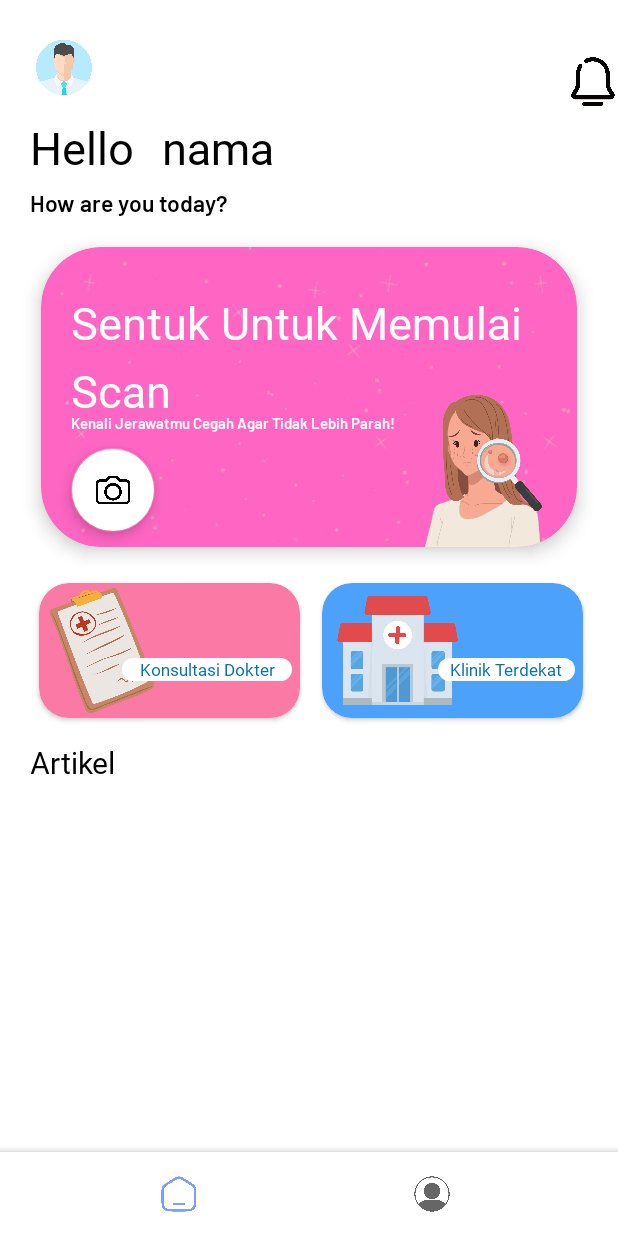
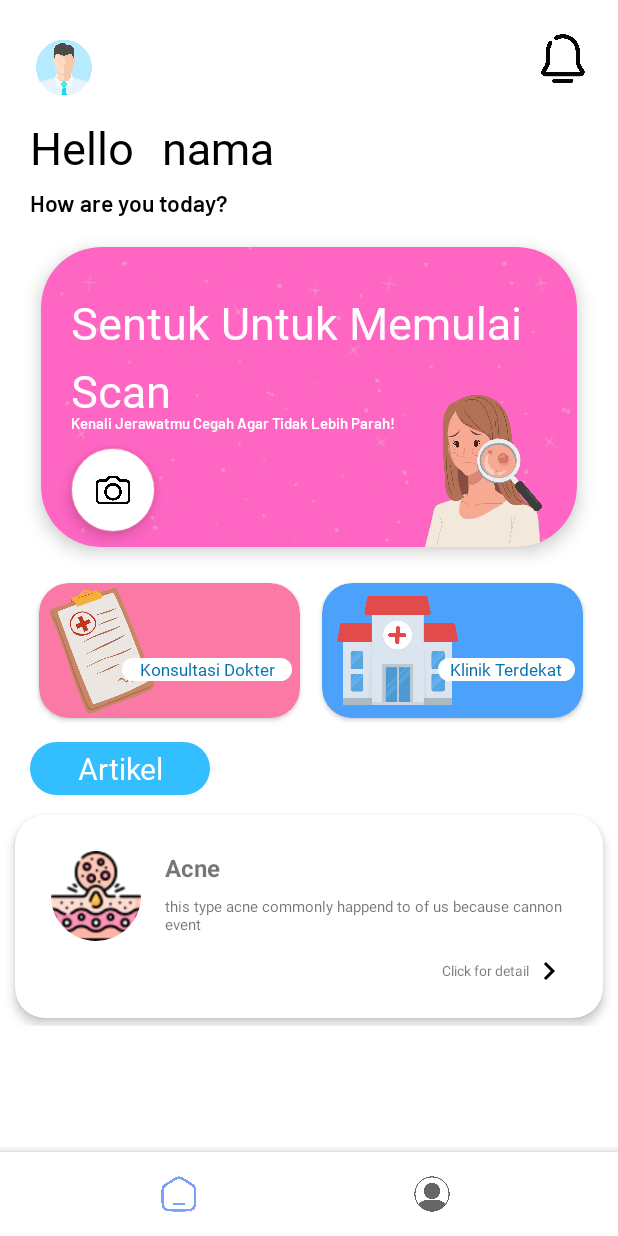
Before and after one commit to AhmadFadhlur/NewFaceUp, an Android app: the HomePage screen opened through its navigation route, on a phone screen of 412 x 824 dp. Run offline under Robolectric (Android 15) with nearby library versions, the phone set to English and light mode, and no system bars; our stand-ins replace CircleImageView, navigation-ui; 1 statement that could not run was skipped.

Commit message:
fix homepage

```diff
--- a/app/src/main/java/com/example/faceup/ui/detail/DetailFragment.kt
+++ b/app/src/main/java/com/example/faceup/ui/detail/DetailFragment.kt
@@ -202,14 +202,13 @@ class DetailFragment : Fragment() {
         when(flag){
             1 -> {
                 checkCameraPermission()
-                Toast.makeText(requireContext(),"Flag sama dengan $flag", Toast.LENGTH_SHORT).show()
+
             }
             2 ->{
                 startGallery()
-                Toast.makeText(requireContext(),"Flag sama dengan $flag", Toast.LENGTH_SHORT).show()
+
             }
             else -> {
-                Toast.makeText(requireContext(),"Flag sama dengan $flag", Toast.LENGTH_SHORT).show()
             }
         }
 
--- a/app/src/main/java/com/example/faceup/ui/homepage/HomePage.kt
+++ b/app/src/main/java/com/example/faceup/ui/homepage/HomePage.kt
@@ -7,6 +7,7 @@ import android.os.Bundle
 import android.util.Log
 import android.view.*
 import android.widget.Button
+import androidx.activity.OnBackPressedCallback
 import androidx.fragment.app.Fragment
 import androidx.navigation.fragment.findNavController
 import androidx.navigation.fragment.navArgs
@@ -14,6 +15,7 @@ import androidx.recyclerview.widget.LinearLayoutManager
 import com.example.faceup.R
 import com.example.faceup.databinding.FragmentHomePageBinding
 import com.example.faceup.ui.bottomsheet.product.adapter.ProductAdapter
+import com.example.faceup.ui.homepage.adapter.HomeAdapter
 import com.example.faceup.ui.profile.ProfileFragment
 import com.example.faceup.utils.Product
 import com.google.android.material.bottomappbar.BottomAppBar
@@ -40,16 +42,17 @@ class HomePage : Fragment() {
         super.onViewCreated(view, savedInstanceState)
         val nama = navArgs.name.toString()
         binding.tvName.text = nama
+        onBackPressed()
         setBottomNav()
-        moveToDetail ()
+        moveToDetail()
+        setRvProduct()
 
     }
-
 
     private fun getProductItem() : ArrayList<Product>{
         val namaProduct = "Acne"
         val description = "this type acne commonly happend to of us because cannon event"
-        val gambar = R.drawable.crew
+        val gambar = R.drawable.acne_example
         val listProduct = ArrayList<Product>()
 
         for (i in 0..10){
@@ -64,7 +67,7 @@ class HomePage : Fragment() {
     private fun setRvProduct (){
         list.addAll(getProductItem())
         binding.rvArticle.layoutManager = LinearLayoutManager(requireContext(), LinearLayoutManager.HORIZONTAL, false)
-        val adapter= ProductAdapter(list)
+        val adapter= HomeAdapter(list)
         binding.rvArticle.adapter = adapter
     }
 
@@ -95,5 +98,13 @@ class HomePage : Fragment() {
         val floatButton = activity?.findViewById<FloatingActionButton>(R.id.fab_buttonCamera)
         floatButton?.visibility = View.INVISIBLE
     }
+    private fun onBackPressed() {
+
+        requireActivity().onBackPressedDispatcher.addCallback(viewLifecycleOwner, object : OnBackPressedCallback(true) {
+            override fun handleOnBackPressed() {
+                requireActivity().finish()
+            }
+        })
+    }
 
 }
--- a/app/src/main/java/com/example/faceup/ui/homepage/adapter/HomeAdapter.kt
+++ b/app/src/main/java/com/example/faceup/ui/homepage/adapter/HomeAdapter.kt
@@ -1,24 +1,37 @@
 package com.example.faceup.ui.homepage.adapter
 
+import android.view.LayoutInflater
+import android.view.View
 import android.view.ViewGroup
+import android.widget.ImageView
+import android.widget.TextView
 import androidx.recyclerview.widget.RecyclerView
+import com.example.faceup.R
 import com.example.faceup.ui.bottomsheet.product.adapter.ProductAdapter
 import com.example.faceup.utils.Article
 import com.example.faceup.utils.Product
 
-class HomeAdapter(private val listArticle: ArrayList<Article>) : RecyclerView.Adapter<ProductAdapter.ListViewHolder>(){
-    override fun onCreateViewHolder(
-        parent: ViewGroup,
-        viewType: Int
-    ): ProductAdapter.ListViewHolder {
-        TODO("Not yet implemented")
+class HomeAdapter(private val listproduct: ArrayList<Product>) : RecyclerView.Adapter<HomeAdapter.ListViewHolder>() {
+
+    class ListViewHolder(itemView: View) : RecyclerView.ViewHolder(itemView) {
+
+        val imgPhoto: ImageView = itemView.findViewById(R.id.img_artikel)
+        val tvName: TextView = itemView.findViewById(R.id.tv_artikel_tipe_jerawat)
+        val tvDescription: TextView = itemView.findViewById(R.id.tv_artikel_Desc)
     }
 
-    override fun onBindViewHolder(holder: ProductAdapter.ListViewHolder, position: Int) {
-        TODO("Not yet implemented")
+    override fun onCreateViewHolder(parent: ViewGroup, viewType: Int): ListViewHolder {
+        val view: View = LayoutInflater.from(parent.context).inflate(R.layout.list_artikel, parent, false)
+        return ListViewHolder(view)
     }
 
-    override fun getItemCount(): Int {
-        TODO("Not yet implemented")
+    override fun onBindViewHolder(holder: ListViewHolder, position: Int) {
+        val (name, description, photo) = listproduct[position]
+        holder.imgPhoto.setImageResource(photo)
+        holder.tvName.text = name
+        holder.tvDescription.text = description
+
     }
+
+    override fun getItemCount(): Int = listproduct.size
 }
--- /dev/null
+++ b/app/src/main/res/drawable/baseline_keyboard_arrow_right_24.xml
@@ -0,0 +1,5 @@
+<vector android:autoMirrored="true" android:height="24dp"
+    android:tint="#000000" android:viewportHeight="24"
+    android:viewportWidth="24" android:width="24dp" xmlns:android="http://schemas.android.com/apk/res/android">
+    <path android:fillColor="@android:color/white" android:pathData="M8.59,16.59L13.17,12 8.59,7.41 10,6l6,6 -6,6 -1.41,-1.41z"/>
+</vector>
--- a/app/src/main/res/layout/fragment_home_page.xml
+++ b/app/src/main/res/layout/fragment_home_page.xml
@@ -13,7 +13,8 @@
         <ImageView
             android:layout_width="33dp"
             android:layout_height="38dp"
-            android:layout_marginTop="35dp"
+            android:layout_marginTop="20dp"
+            android:layout_marginEnd="20dp"
             android:src="@drawable/notificon"
             app:layout_constraintEnd_toEndOf="parent"
             app:layout_constraintTop_toTopOf="parent" />
@@ -204,13 +205,15 @@
 
         <TextView
             android:id="@+id/tv_artikel"
-            android:layout_width="wrap_content"
-            android:layout_height="wrap_content"
+            android:layout_width="120dp"
+            android:layout_height="35dp"
             android:layout_marginStart="20dp"
             android:layout_marginTop="16dp"
             android:fontFamily="@font/codec"
             android:text="Artikel"
-            android:textColor="@color/black"
+            android:gravity="center"
+            android:background="@drawable/rounded_texview"
+            android:textColor="@color/white"
             android:textSize="20sp"
             app:layout_constraintStart_toStartOf="parent"
             app:layout_constraintTop_toBottomOf="@id/cvKonsul" />
@@ -219,13 +222,13 @@
             android:id="@+id/rv_article"
             android:layout_width="match_parent"
             android:layout_height="wrap_content"
+            android:layout_marginTop="8dp"
+            android:orientation="horizontal"
+            app:layout_constraintEnd_toEndOf="parent"
+            app:layout_constraintStart_toStartOf="parent"
             app:layout_constraintTop_toBottomOf="@id/tv_artikel"
-                app:layout_constraintStart_toStartOf="parent"
-                app:layout_constraintEnd_toEndOf="parent"
             tools:layoutManager="androidx.recyclerview.widget.LinearLayoutManager"
-                android:orientation="horizontal"
-                tools:listitem="@layout/list_artikel"
-                />
+            tools:listitem="@layout/list_artikel" />
 
 
 
--- a/app/src/main/res/layout/fragment_login.xml
+++ b/app/src/main/res/layout/fragment_login.xml
@@ -174,7 +174,7 @@
         app:layout_constraintStart_toEndOf="@+id/tv_dont_ha" />
 
     <ProgressBar
-        android:id="@+id/pb_login"
+        android:id="@+id/progrebarr_login"
         style="?android:attr/progressBarStyle"
         android:layout_width="wrap_content"
         android:layout_height="wrap_content"
--- a/app/src/main/res/layout/list_artikel.xml
+++ b/app/src/main/res/layout/list_artikel.xml
@@ -18,11 +18,11 @@
 
     <androidx.constraintlayout.widget.ConstraintLayout
         android:layout_width="match_parent"
-        android:layout_height="100dp"
+        android:layout_height="135dp"
         android:padding="24dp">
 
         <de.hdodenhof.circleimageview.CircleImageView
-            android:id="@+id/img_product"
+            android:id="@+id/img_artikel"
             android:layout_width="60dp"
             android:layout_height="60dp"
             android:scaleType="centerCrop"
@@ -32,26 +32,42 @@
 
 
         <TextView
-            android:id="@+id/tv_tipeJerawat"
+            android:id="@+id/tv_artikel_tipe_jerawat"
             android:layout_width="wrap_content"
-            android:layout_height="wrap_content"
+            android:layout_height="0dp"
             android:layout_marginStart="16dp"
-            android:text="Product name"
-            android:textSize="20sp"
+            android:text="Acne"
+            android:textSize="16sp"
             android:textStyle="bold"
-            app:layout_constraintStart_toEndOf="@+id/img_product"
+            app:layout_constraintStart_toEndOf="@+id/img_artikel"
             app:layout_constraintTop_toTopOf="parent" />
 
         <TextView
-            android:id="@+id/tv_productDescription"
-            android:layout_width="225dp"
-            android:layout_height="60sp"
+            android:id="@+id/tv_artikel_Desc"
+            android:layout_width="280dp"
+            android:layout_height="30sp"
             android:layout_gravity="center_vertical|end"
             android:layout_marginStart="16dp"
             android:layout_marginTop="8dp"
             android:text="Lorem ipsum dolor sit amet, consectetur adipiscing elit. Etiam non lectus porta, gravida nisl et. "
-            app:layout_constraintStart_toEndOf="@+id/img_product"
-            app:layout_constraintTop_toBottomOf="@+id/tv_tipeJerawat" />
+            android:textSize="10sp"
+            app:layout_constraintStart_toEndOf="@+id/img_artikel"
+            app:layout_constraintTop_toBottomOf="@+id/tv_artikel_tipe_jerawat" />
+
+        <com.google.android.material.textview.MaterialTextView
+            android:id="@+id/tv_click_more"
+            android:layout_width="85dp"
+            android:layout_height="wrap_content"
+            android:layout_marginTop="8dp"
+            android:checkable="true"
+            android:clickable="true"
+            android:focusable="true"
+            android:gravity="center"
+            android:text="Click for detail"
+            android:textSize="9sp"
+            app:drawableRightCompat="@drawable/baseline_keyboard_arrow_right_24"
+            app:layout_constraintEnd_toEndOf="parent"
+            app:layout_constraintTop_toBottomOf="@id/tv_artikel_Desc" />
 
     </androidx.constraintlayout.widget.ConstraintLayout>
 </com.google.android.material.card.MaterialCardView>
--- a/app/src/main/res/navigation/auth_main_navigation.xml
+++ b/app/src/main/res/navigation/auth_main_navigation.xml
@@ -91,6 +91,11 @@
         <action
             android:id="@+id/action_homePage_to_klinikFragment"
             app:destination="@id/klinikFragment" />
+        <argument
+            android:name="email"
+            app:argType="string"
+            app:nullable="true"
+            android:defaultValue="email" />
     </fragment>
     <fragment
         android:id="@+id/settingsFragment"
@@ -101,7 +106,21 @@
         android:id="@+id/profileFragment"
         android:name="com.example.faceup.ui.profile.ProfileFragment"
         android:label="fragment_profile"
-        tools:layout="@layout/fragment_profile" />
+        tools:layout="@layout/fragment_profile" >
+        <action
+            android:id="@+id/action_profileFragment_to_loginFragment"
+            app:destination="@id/loginFragment" />
+        <argument
+            android:name="name"
+            app:argType="string"
+            app:nullable="true"
+            android:defaultValue="name" />
+        <argument
+            android:name="email"
+            app:argType="string"
+            app:nullable="true"
+            android:defaultValue="email" />
+    </fragment>
     <fragment
         android:id="@+id/cameraFragment"
         android:name="com.example.faceup.ui.camera_sementara.CameraFragment"
```
Also changed, not shown: app/src/main/java/com/example/faceup/ui/login/LoginFragment.kt (+21 -14 lines), app/src/main/java/com/example/faceup/ui/profile/ProfileFragment.kt (+22 -1 lines), app/src/main/java/com/example/faceup/ui/register/RegisterFragment.kt (+5 -5 lines), app/src/main/res/layout/fragment_register.xml (+22 -6 lines), app/src/main/res/layout/fragment_splash_screen.xml (+4 -4 lines), app/src/main/res/drawable/acne_example.png (added), 1 other file. Lines whose indentation alone changed are shown as unchanged.
